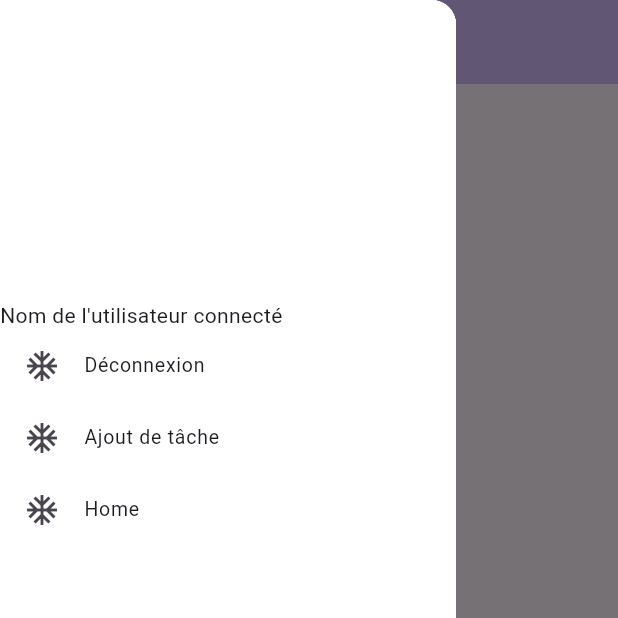
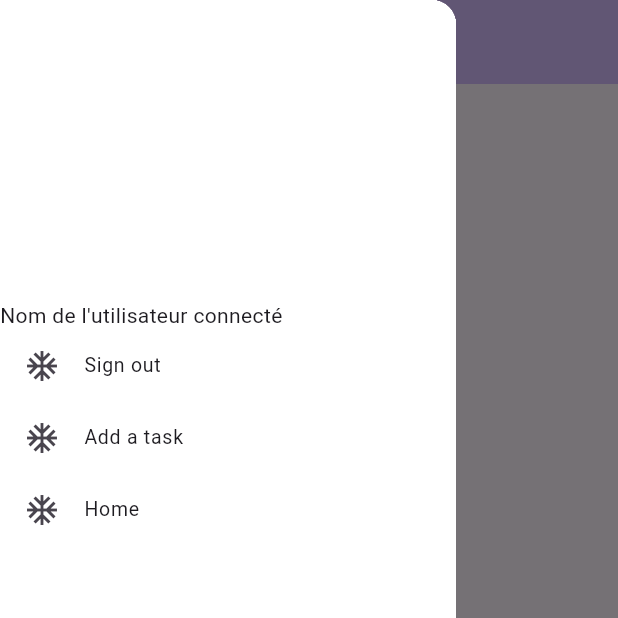
Before and after one commit to FelixDesiletsCEM/tp1_desilets, a Flutter app: the AccueilPage screen opened directly, with the side drawer open, on a phone screen of 412 x 824 dp, the top half of it. Run offline on Flutter 3.47's test engine with Material 3 defaults, Android fonts, the phone set to English and light mode, and no system bars; our stand-ins replace cookie_jar, dio, dio_cookie_manager; network calls fail.

Commit message:
REFACTOR Finalisation des traductions
Finalisation des traductions, maintenant tout les strings (À part les placeholder) passe par intl et sont dans les deux langues.

```diff
--- a/lib/l10n/intl_en.arb
+++ b/lib/l10n/intl_en.arb
@@ -5,6 +5,8 @@
   "pageConnexionTitre": "Connection",
   "pageConnexionConnexion": "Sign in",
   "pageConnexionInscription": "Sign up",
+  "pageConnexionNom": "Username",
+  "pageConnexionMotDePasse": "Password",
 
   "pageConsultationTitre": "Consultation",
   "pageConsultationModifier": "Edit the task",
@@ -15,6 +17,12 @@
   "pageConsultationPourcentageTemps": "Percentage of elpapsed time: ",
 
   "pageCreationTitre": "Creation",
+  "pageCreationNomTache": "Task name",
+  "pageCreationAjoutTache": "Add task",
 
-  "pageInscriptionTitre": "Inscription"
+  "pageInscriptionTitre": "Inscription",
+  "pageInscriptionConfirmation": "Confirm password",
+
+  "tiroirAjoutTache": "Add a task",
+  "tiroirDeconnexion": "Sign out"
 }
--- a/lib/tiroir_nav.dart
+++ b/lib/tiroir_nav.dart
@@ -29,7 +29,7 @@ class LeTiroirState extends State<LeTiroir> {
         ListTile(
           dense: true,
           leading: const Icon(Icons.ac_unit),
-          title: const Text("Déconnexion"),
+          title: Text(S.of(context).tiroirDeconnexion),
           onTap: () async{
             try{
               var reponse = await signout();
@@ -54,7 +54,7 @@ class LeTiroirState extends State<LeTiroir> {
         ListTile(
           dense: true,
           leading: const Icon(Icons.ac_unit),
-          title: const Text("Ajout de tâche"),
+          title: Text(S.of(context).tiroirAjoutTache),
           onTap: () {
             Navigator.of(context).pop();
             Navigator.push(
--- a/lib/transfer/task.dart
+++ b/lib/transfer/task.dart
@@ -29,7 +29,7 @@ class HomeItemResponse
   HomeItemResponse ();
   int id = 0;
   DateTime creationDate = DateTime(0, 0, 0, 0, 0, 0);
-  DateTime deadline = DateTime (0, 0, 0, 0, 0, 0);
+  DateTime deadline = DateTime(0, 0, 0, 0, 0, 0);
   int percentageDone = 0;
   double percentageTimeSpent = 0;
   String name = '';
--- a/lib/vue_connexion.dart
+++ b/lib/vue_connexion.dart
@@ -33,11 +33,11 @@ class _ConnexionPageState extends State<ConnexionPage> {
           children: <Widget>[
             TextField(
               controller: usernameTextController,
-              decoration: InputDecoration(hintText: S.of(context).pageConnexionConnexion)
+              decoration: InputDecoration(hintText: S.of(context).pageConnexionNom)
             ),
             TextField(
                 controller: passwordTextController,
-                decoration: InputDecoration(hintText: S.of(context).pageConnexionInscription)
+                decoration: InputDecoration(hintText: S.of(context).pageConnexionMotDePasse)
             ),
             TextButton(
                 onPressed: () async {
@@ -68,7 +68,7 @@ class _ConnexionPageState extends State<ConnexionPage> {
                 child: Text(S.of(context).pageConnexionConnexion)
             ),
             bouton_navigation(
-                texte: "Inscription",
+                texte: S.of(context).pageInscriptionTitre,
                 targetPage: InscriptionPage(),
             ),
           ],
--- a/lib/vue_consultation.dart
+++ b/lib/vue_consultation.dart
@@ -27,10 +27,10 @@ class _ConsultationPage extends State<ConsultationPage> {
         child: Column(
           mainAxisAlignment: MainAxisAlignment.center,
           children: <Widget>[
-            Text('Nom de la tache:${widget.task.name}'),
-            Text("La date d'échéance ${widget.task.name}"),
-            Text("Pourcentage de complétion: ${widget.task.percentageDone}"),
-            Text("Pourcentage du temps écoulé: ${widget.task.percentageDone}"),
+            Text('${S.of(context).pageConsultationNomTache} ${widget.task.name}'),
+            Text("${S.of(context).pageConsultationEcheance} ${widget.task.name}"),
+            Text("${S.of(context).pageConsultationPourcentageCompletion} ${widget.task.percentageDone}"),
+            Text("${S.of(context).pageConsultationPourcentageTemps} ${widget.task.percentageDone}"),
             TextField(
                 controller: pourcentageTextController,
                 decoration: InputDecoration(hintText: S.of(context).pageConsultationNouvelleValeur)
--- a/lib/vue_creation.dart
+++ b/lib/vue_creation.dart
@@ -9,8 +9,6 @@ import 'generated/l10n.dart';
 import 'package:flutter_localizations/flutter_localizations.dart';
 class CreationPage extends StatefulWidget {
   const CreationPage({super.key});
-
-
   @override
   State<CreationPage> createState() => _CreationPage();
 }
@@ -33,7 +31,7 @@ class _CreationPage extends State<CreationPage> {
           children: <Widget>[
             TextField(
               controller: tasknameTextController,
-              decoration: const InputDecoration(hintText: "Task name")
+              decoration: InputDecoration(hintText: S.of(context).pageCreationNomTache)
             ),
             TextButton(
                 onPressed: () async {/*Requête puis écran accueil*/
@@ -57,7 +55,7 @@ class _CreationPage extends State<CreationPage> {
                       builder: (context) => const AccueilPage(),
                     ),
                   );},
-                child: const Text("Add task")
+                child: Text(S.of(context).pageCreationAjoutTache)
             )
           ],
         ),
--- a/lib/vue_inscription.dart
+++ b/lib/vue_inscription.dart
@@ -30,9 +30,9 @@ class _InscriptionPageState extends State<InscriptionPage> {
           mainAxisAlignment: MainAxisAlignment.center,
           children: <Widget>[
             Text(S.of(context).pageInscriptionTitre),
-            TextField(decoration: const InputDecoration(hintText: 'Nom d\'utilisateur'), controller: usernameTextController,),
-            TextField(decoration: const InputDecoration(hintText: 'Mot de passe'), controller: passwordTextController,),
-            TextField(decoration: const InputDecoration(hintText: 'Confirmer le mot de passe'),),
+            TextField(decoration: InputDecoration(hintText: S.of(context).pageConnexionNom), controller: usernameTextController,),
+            TextField(decoration: InputDecoration(hintText: S.of(context).pageConnexionMotDePasse), controller: passwordTextController,),
+            TextField(decoration: InputDecoration(hintText: S.of(context).pageInscriptionConfirmation),),
             TextButton(
                 onPressed: () async {/*Faire requête http puis aller à l'accueil.*/
                   {
```
Also changed, not shown: lib/l10n/intl_fr.arb (+9 -1 lines), lib/generated/intl/messages_en.dart, lib/generated/intl/messages_fr.dart, lib/generated/l10n.dart.
